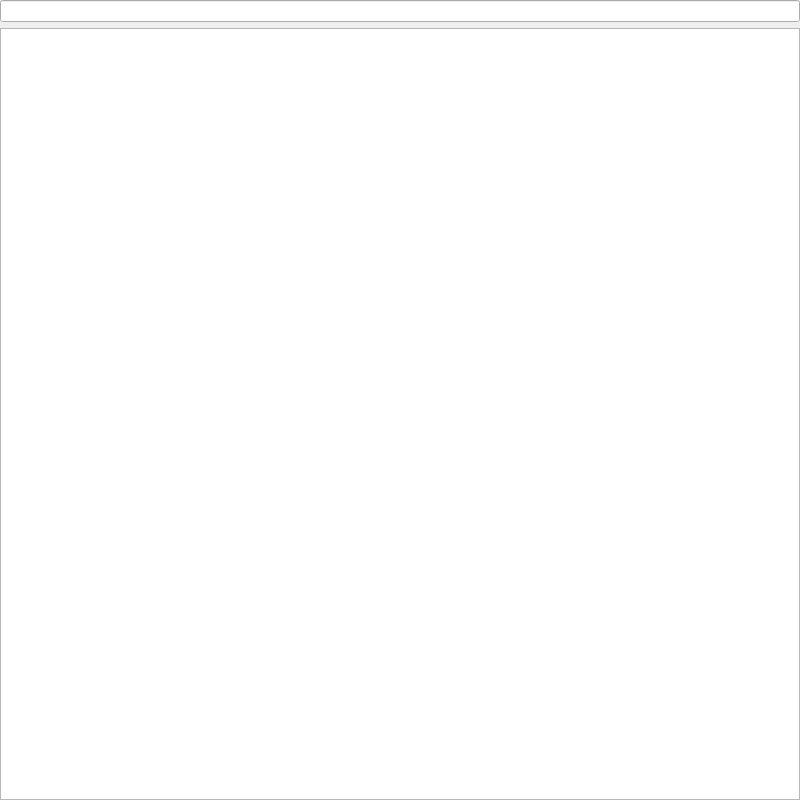
Old version of the form pyqt5_clients/script_scanner_gui/Views/ParametersEditor.ui in the repository syue99/Lab_control.
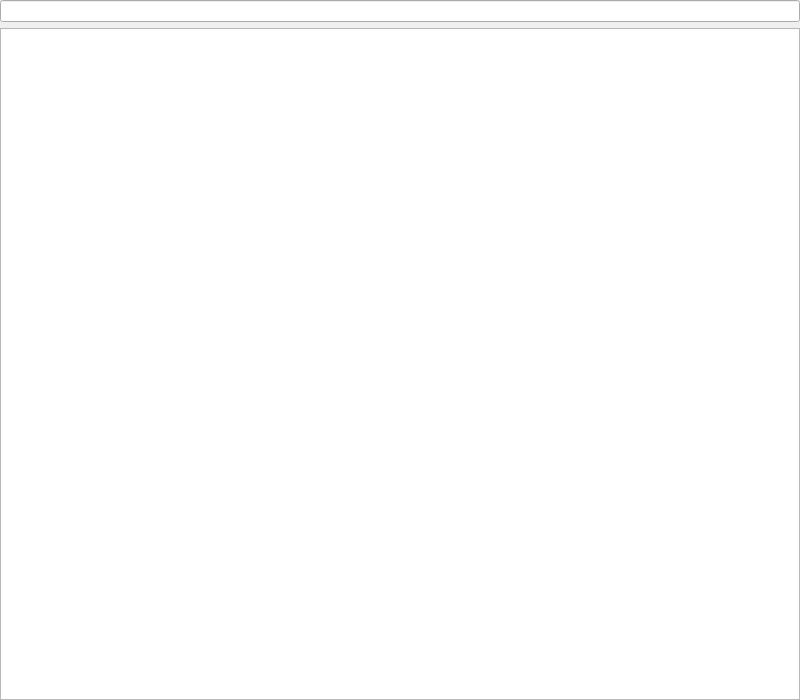
New version of the form.

The edit to the form file:
```diff
--- a/pyqt5_clients/script_scanner_gui/Views/ParametersEditor.ui
+++ b/pyqt5_clients/script_scanner_gui/Views/ParametersEditor.ui
@@ -5,12 +5,15 @@
   <property name="windowModality">
    <enum>Qt::NonModal</enum>
   </property>
+  <property name="enabled">
+   <bool>true</bool>
+  </property>
   <property name="geometry">
    <rect>
     <x>0</x>
     <y>0</y>
     <width>800</width>
-    <height>800</height>
+    <height>700</height>
    </rect>
   </property>
   <property name="sizePolicy">
@@ -21,8 +24,8 @@
   </property>
   <property name="minimumSize">
    <size>
-    <width>0</width>
-    <height>800</height>
+    <width>800</width>
+    <height>300</height>
    </size>
   </property>
   <property name="windowTitle">
@@ -37,8 +40,11 @@
    </item>
    <item>
     <widget class="QTreeView" name="uiTree">
+     <property name="enabled">
+      <bool>true</bool>
+     </property>
      <property name="sizePolicy">
-      <sizepolicy hsizetype="Preferred" vsizetype="Expanding">
+      <sizepolicy hsizetype="Expanding" vsizetype="Minimum">
        <horstretch>0</horstretch>
        <verstretch>0</verstretch>
       </sizepolicy>
@@ -46,7 +52,7 @@
      <property name="minimumSize">
       <size>
        <width>800</width>
-       <height>500</height>
+       <height>400</height>
       </size>
      </property>
      <property name="font">
```
Left out of the diff: 17 changed lines with no effect on the pictures.
